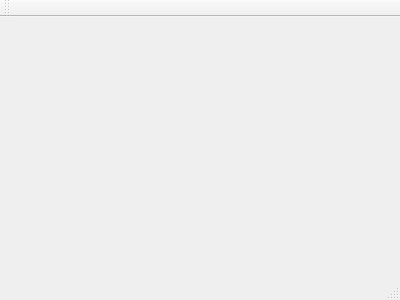
Old version of the form client-side/MainWindow.ui in the repository akapust1n/MPICL-metrics.
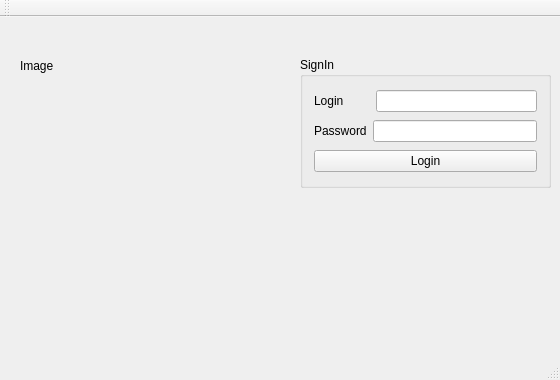
New version of the form.

Diff of the .ui file:
```diff
--- a/client-side/MainWindow.ui
+++ b/client-side/MainWindow.ui
@@ -1,24 +1,103 @@
 <ui version="4.0">
  <class>MainWindow</class>
- <widget class="QMainWindow" name="MainWindow" >
-  <property name="geometry" >
+ <widget class="QMainWindow" name="MainWindow">
+  <property name="geometry">
    <rect>
     <x>0</x>
     <y>0</y>
-    <width>400</width>
-    <height>300</height>
+    <width>560</width>
+    <height>380</height>
    </rect>
   </property>
   <property name="windowTitle" >
    <string>MainWindow</string>
   </property>
-  <widget class="QMenuBar" name="menuBar" />
-  <widget class="QToolBar" name="mainToolBar" />
-  <widget class="QWidget" name="centralWidget" />
-  <widget class="QStatusBar" name="statusBar" />
+  <widget class="QWidget" name="centralWidget">
+   <widget class="QGroupBox" name="groupBox">
+    <property name="geometry">
+     <rect>
+      <x>300</x>
+      <y>40</y>
+      <width>251</width>
+      <height>131</height>
+     </rect>
+    </property>
+    <property name="title">
+     <string>SignIn</string>
+    </property>
+    <layout class="QVBoxLayout" name="verticalLayout_2">
+     <item>
+      <layout class="QHBoxLayout" name="horizontalLayout">
+       <item>
+        <widget class="QLabel" name="loginLabel">
+         <property name="text">
+          <string>Login        </string>
+         </property>
+        </widget>
+       </item>
+       <item>
+        <widget class="QLineEdit" name="loginForm"/>
+       </item>
+      </layout>
+     </item>
+     <item>
+      <layout class="QHBoxLayout" name="horizontalLayout_2">
+       <item>
+        <widget class="QLabel" name="passwordLabel">
+         <property name="text">
+          <string>Password</string>
+         </property>
+        </widget>
+       </item>
+       <item>
+        <widget class="QLineEdit" name="passwordForm"/>
+       </item>
+      </layout>
+     </item>
+     <item>
+      <widget class="QPushButton" name="pushButton">
+       <property name="text">
+        <string>Login</string>
+       </property>
+      </widget>
+     </item>
+    </layout>
+   </widget>
+   <widget class="QLabel" name="labeImg">
+    <property name="geometry">
+     <rect>
+      <x>20</x>
+      <y>40</y>
+      <width>72</width>
+      <height>18</height>
+     </rect>
+    </property>
+    <property name="text">
+     <string>Image</string>
+    </property>
+   </widget>
+  </widget>
+  <widget class="QMenuBar" name="menuBar">
+   <property name="geometry">
+    <rect>
+     <x>0</x>
+     <y>0</y>
+     <width>560</width>
+     <height>23</height>
+    </rect>
+   </property>
+  </widget>
+  <widget class="QToolBar" name="mainToolBar">
+   <attribute name="toolBarArea">
+    <enum>TopToolBarArea</enum>
+   </attribute>
+   <attribute name="toolBarBreak">
+    <bool>false</bool>
+   </attribute>
+  </widget>
+  <widget class="QStatusBar" name="statusBar"/>
  </widget>
- <layoutDefault spacing="6" margin="11" />
- <pixmapfunction></pixmapfunction>
+ <layoutdefault spacing="6" margin="11"/>
  <resources/>
  <connections/>
 </ui>
```
Left out of the diff: 3 changed lines with no effect on the pictures.
